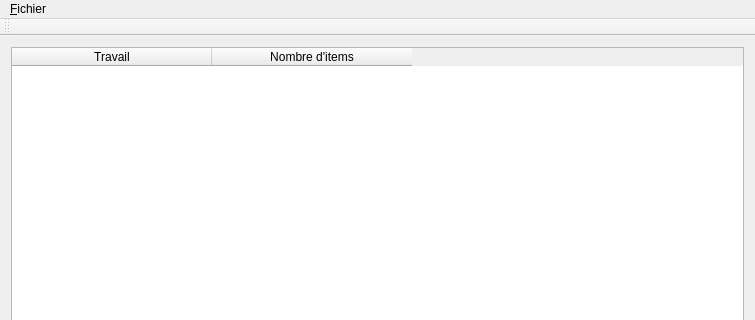
Qt form GLPI Data Extractor/formmain.ui (jeremydumais/GLPI-Data-Extractor) before a commit; both pictures show x 0 to 755 and y 0 to 320 of the 755 by 486 pixel window.
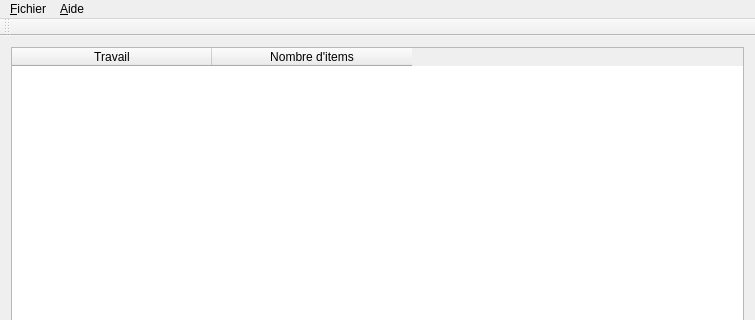
The same form after that commit. Icons and pictures are not drawn.

Diff of the .ui file:
```diff
--- a/GLPI Data Extractor/formmain.ui
+++ b/GLPI Data Extractor/formmain.ui
@@ -124,9 +124,16 @@
     <property name="title">
      <string>&amp;Fichier</string>
     </property>
-    <addaction name="action_Quitter"/>
+    <addaction name="action_Quit"/>
+   </widget>
+   <widget class="QMenu" name="menu_Aide">
+    <property name="title">
+     <string>&amp;Aide</string>
+    </property>
+    <addaction name="action_About"/>
    </widget>
    <addaction name="menu_Fichier"/>
+   <addaction name="menu_Aide"/>
   </widget>
   <widget class="QToolBar" name="mainToolBar">
    <attribute name="toolBarArea">
```
Left out of the diff: 21 changed lines with no effect on the pictures.
